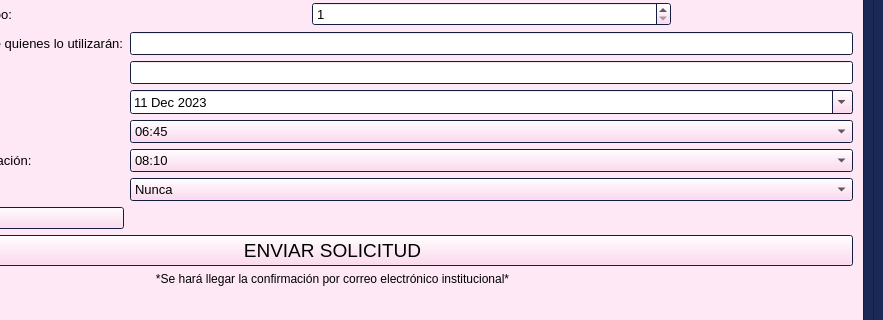
Qt form cframe.ui (EmaGaleas/ReservaLaboratorio_LabProgra3) before a commit; both pictures show x 218 to 1101 and y 400 to 720 of the 1101 by 923 pixel window.
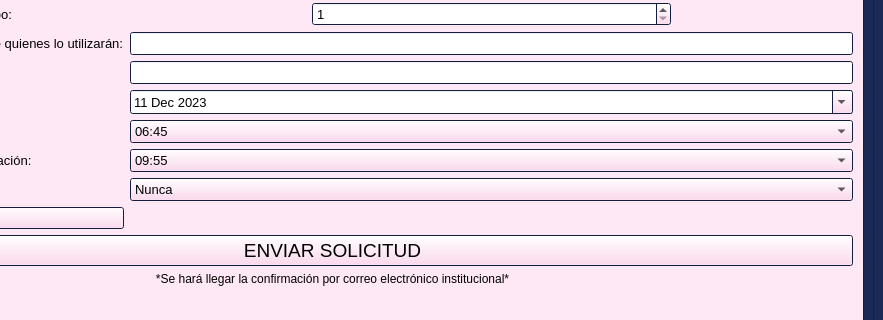
The same form after that commit.

Diff of the .ui file:
```diff
--- a/cframe.ui
+++ b/cframe.ui
@@ -998,11 +998,6 @@
                 <pointsize>10</pointsize>
                </font>
               </property>
-              <item>
-               <property name="text">
-                <string>08:10</string>
-               </property>
-              </item>
               <item>
                <property name="text">
                 <string>09:55</string>
```
Left out of the diff: 14 changed lines with no effect on the pictures.
